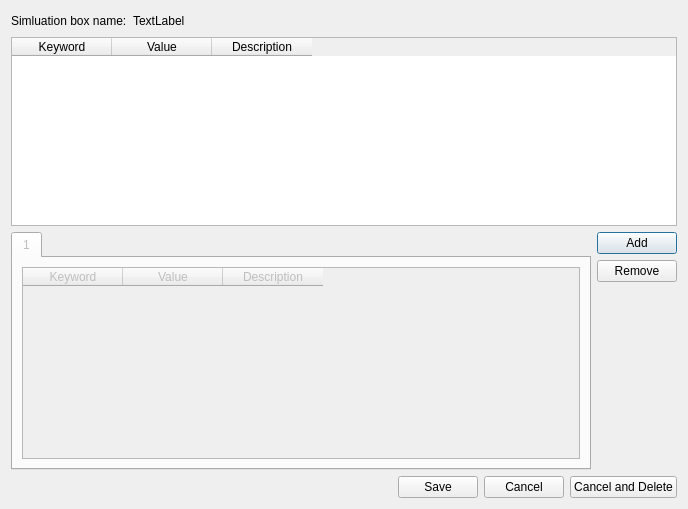
Above: src/setupoutputdialog.ui from samcallear/EPSRgui before the change. Below: the same form after it.
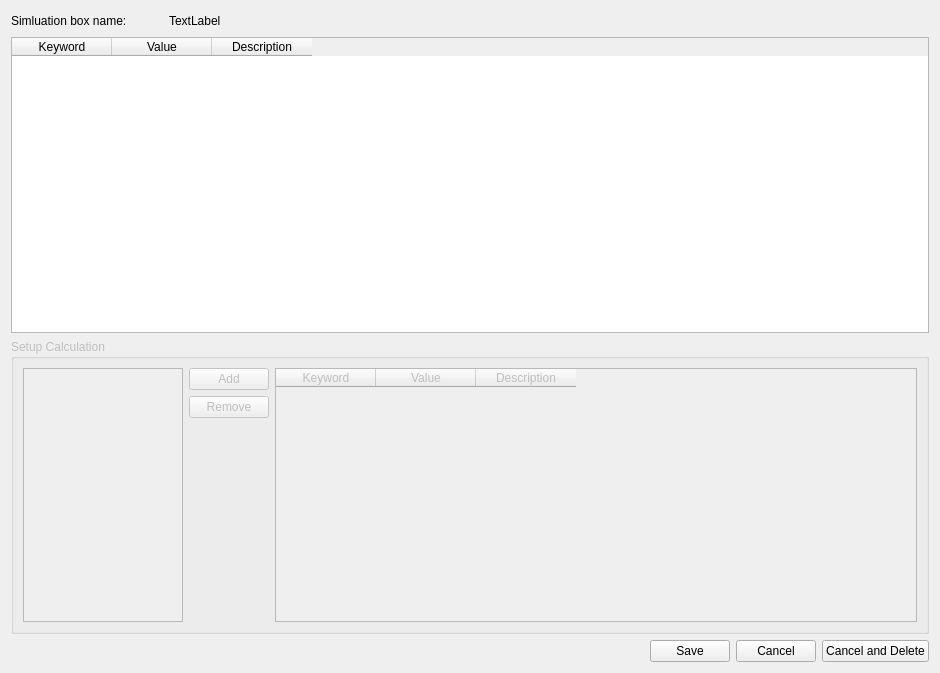
That is the form after the change.

Commit message: implemented dialog for constructing output setup files

```diff
--- a/src/setupoutputdialog.ui
+++ b/src/setupoutputdialog.ui
@@ -6,8 +6,8 @@
    <rect>
     <x>0</x>
     <y>0</y>
-    <width>688</width>
-    <height>509</height>
+    <width>940</width>
+    <height>673</height>
    </rect>
   </property>
   <property name="windowTitle">
@@ -65,42 +65,18 @@
     </widget>
    </item>
    <item>
-    <layout class="QHBoxLayout" name="horizontalLayout_2">
-     <item>
-      <widget class="QTabWidget" name="calcTabWidget">
+    <widget class="QGroupBox" name="calcGroupBox">
        <property name="enabled">
         <bool>false</bool>
        </property>
-       <property name="currentIndex">
-        <number>0</number>
-       </property>
-       <widget class="QWidget" name="tab">
-        <attribute name="title">
-         <string>1</string>
-        </attribute>
-        <layout class="QHBoxLayout" name="horizontalLayout_3">
+     <property name="title">
+      <string>Setup Calculation</string>
+     </property>
+     <layout class="QVBoxLayout" name="verticalLayout_3">
          <item>
-          <widget class="QTableWidget" name="outputSettingsTableTab1">
-           <column>
-            <property name="text">
-             <string>Keyword</string>
-            </property>
-           </column>
-           <column>
-            <property name="text">
-             <string>Value</string>
-            </property>
-           </column>
-           <column>
-            <property name="text">
-             <string>Description</string>
-            </property>
-           </column>
-          </widget>
-         </item>
-        </layout>
-       </widget>
-      </widget>
+       <layout class="QHBoxLayout" name="horizontalLayout_2" stretch="1,0,4">
+        <item>
+         <widget class="QListWidget" name="calcsList"/>
      </item>
      <item>
       <layout class="QVBoxLayout" name="verticalLayout">
@@ -133,7 +109,29 @@
        </item>
       </layout>
      </item>
-    </layout>
+        <item>
+         <widget class="QTableWidget" name="calcSettingsTable">
+          <column>
+           <property name="text">
+            <string>Keyword</string>
+           </property>
+          </column>
+          <column>
+           <property name="text">
+            <string>Value</string>
+           </property>
+          </column>
+          <column>
+           <property name="text">
+            <string>Description</string>
+           </property>
+          </column>
+         </widget>
+        </item>
+       </layout>
+      </item>
+     </layout>
+    </widget>
    </item>
    <item>
     <layout class="QHBoxLayout" name="horizontalLayout">
```
Left out of the diff: 6 changed lines with no effect on the pictures. Lines whose indentation alone changed are shown as unchanged. The commit also changes 3 other files.
